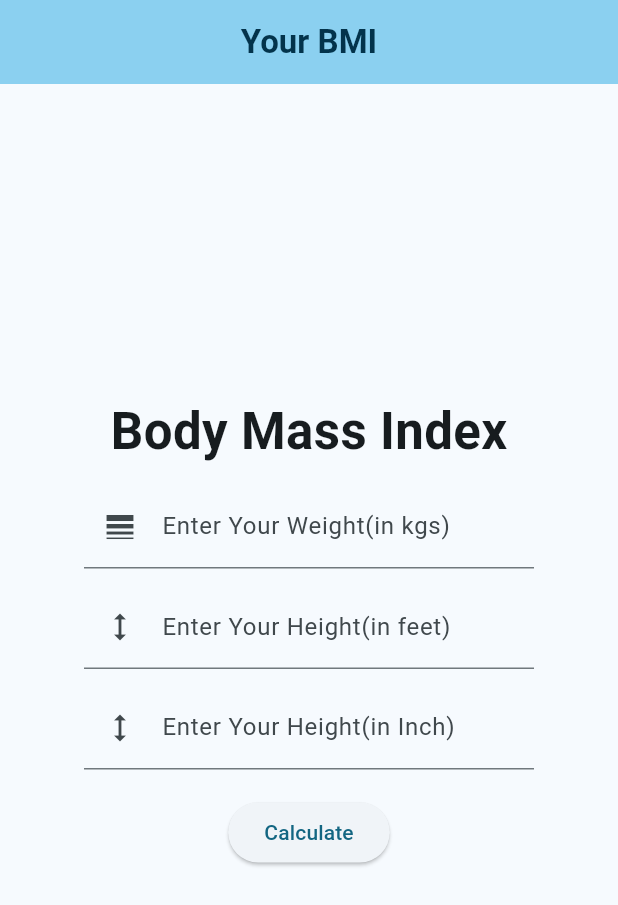
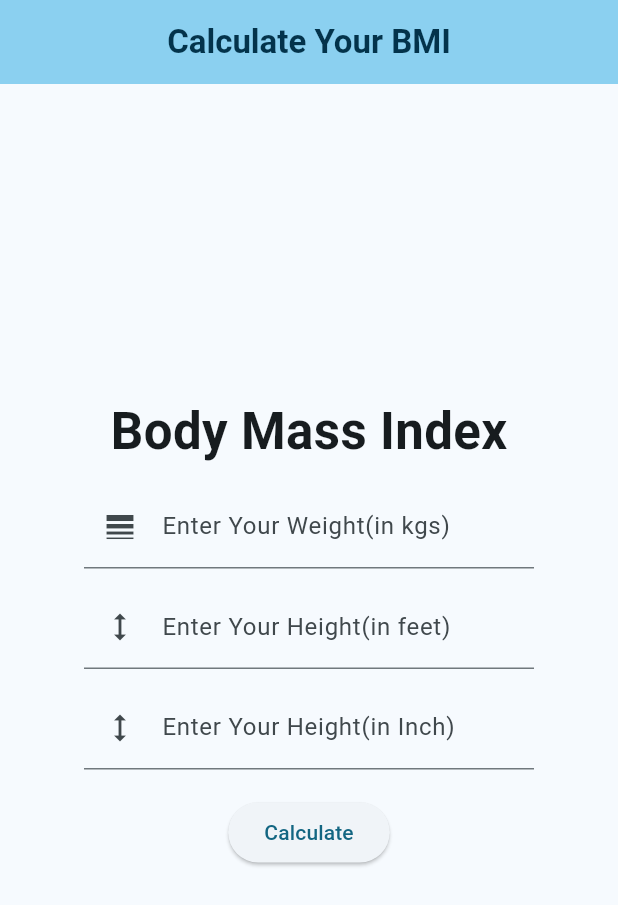
Before and after one commit to sagar816/bmi_app, a Flutter app: the screen it shows after launch, on a phone screen of 412 x 824 dp. Shown: the top 905 px of the screen. Run offline on Flutter 3.47's test engine with Material 3 defaults, Android fonts, the phone set to English and light mode, and no system bars.

Commit message:
9th march web hosting

```diff
--- a/lib/main.dart
+++ b/lib/main.dart
@@ -11,7 +11,7 @@ class MyApp extends StatelessWidget {
   Widget build(BuildContext context) {
     return MaterialApp(
       debugShowCheckedModeBanner: false,
-      title: 'Flutter Demo',
+      title: 'BMI App',
       theme: ThemeData(
         colorScheme:
             ColorScheme.fromSeed(seedColor: Color.fromARGB(255, 250, 251, 253)),
@@ -45,7 +45,7 @@ class _MyHomePageState extends State<MyHomePage> {
           backgroundColor: Theme.of(context).colorScheme.inversePrimary,
           title: const Center(
               child: Text(
-            "Your BMI",
+            "Calculate Your BMI",
             style: TextStyle(
                 color: Color.fromARGB(255, 3, 51, 75),
                 fontWeight: FontWeight.bold),
```
Also changed, not shown: firebase.json (added), 3 other files.
